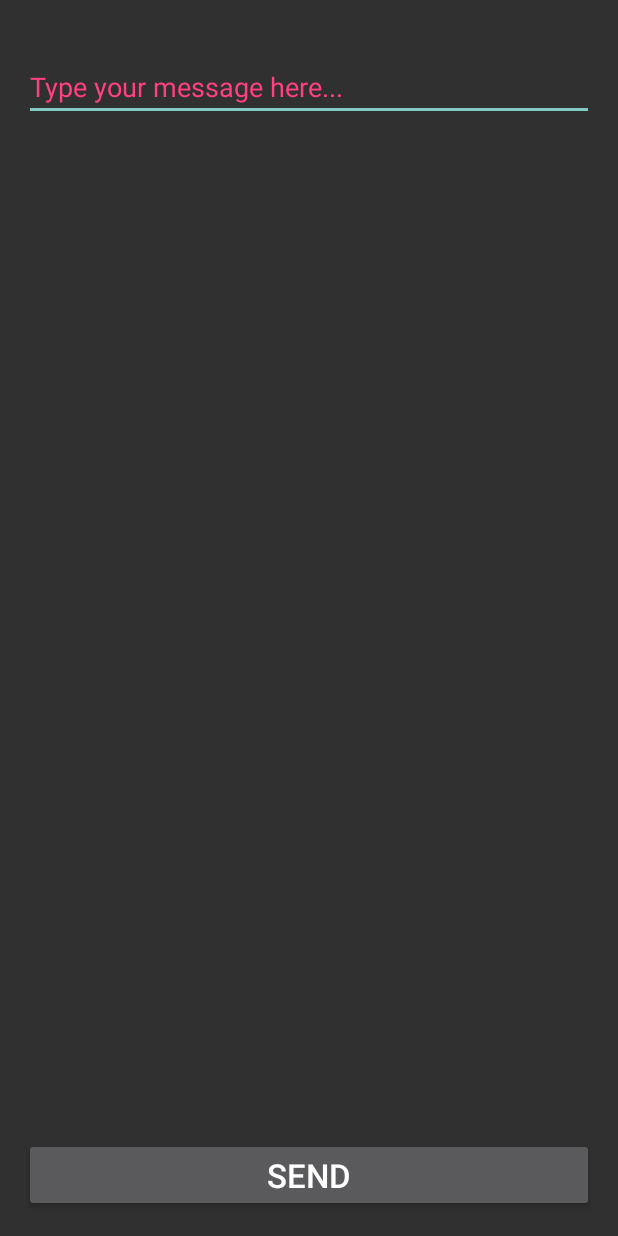
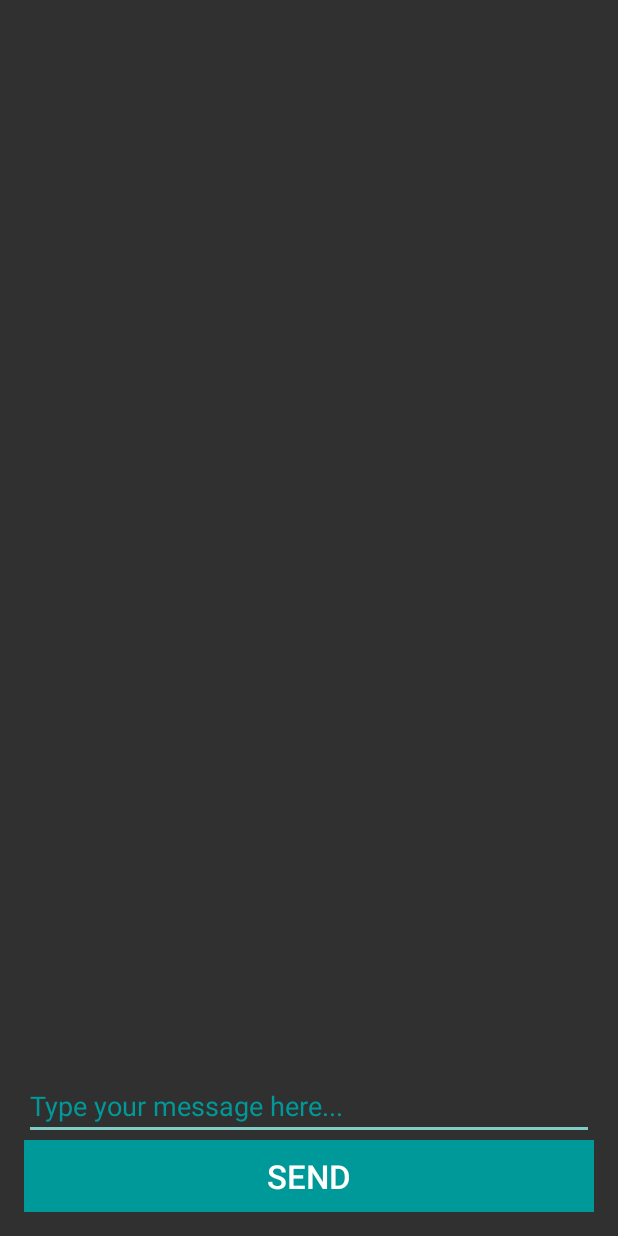
Before and after one commit to kartik-saraswat/text_me, an Android app: the ComposeMessageActivity screen opened directly, with no data from a screen before it, on a phone screen of 412 x 824 dp. Run offline under Robolectric (Android 15) with nearby library versions, the phone set to English and light mode, and no system bars; libraries missing offline, so code that uses them is left out: com.tokenautocomplete; 6 statements that could not run were skipped.

Commit message:
Minor changes

```diff
--- a/app/src/main/res/layout/activity_compose_message2.xml
+++ b/app/src/main/res/layout/activity_compose_message2.xml
@@ -12,8 +12,15 @@
     <com.example.kartiksaraswat.textme.contact.ContactCompletionTextView
         android:id="@+id/contact_search_view"
         android:layout_width="match_parent"
-        android:layout_height="wrap_content" />
-
+        android:layout_height="wrap_content"
+        android:textColorHint="@color/colorDarkAqua"
+        />
+    <LinearLayout
+        android:orientation="vertical"
+        android:layout_width="match_parent"
+        android:layout_height="wrap_content"
+        android:layout_alignParentBottom="true"
+        >
     <EditText
         android:id="@+id/edit_message_field"
         android:layout_width="match_parent"
@@ -22,17 +29,16 @@
         android:maxLines="10"
         android:minLines="1"
         android:hint="@string/type_here_hint"
-        android:textColorHint="@color/colorAccent"
-        android:layout_below="@+id/contact_search_view"
-        />
+        android:textColorHint="@color/colorDarkAqua" />
 
     <Button
         android:id="@+id/send_button"
         android:layout_width="match_parent"
         android:layout_height="wrap_content"
+        android:background="@color/colorDarkAqua"
         android:text="Send"
-        android:layout_alignParentBottom="true"
         android:textSize="@dimen/abc_text_size_large_material"
         android:hapticFeedbackEnabled="true"
         />
+    </LinearLayout>
 </RelativeLayout>
```
Also changed, not shown: app/src/main/java/com/example/kartiksaraswat/textme/receiver/SmsReceiver.java (+9 -3 lines).
